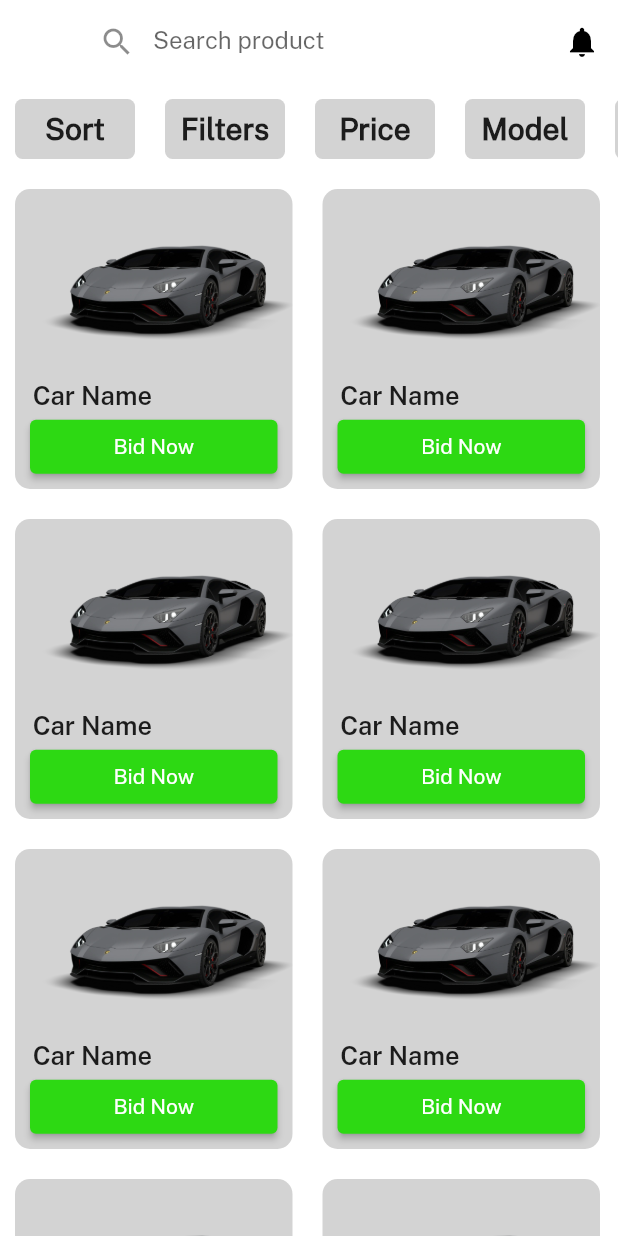
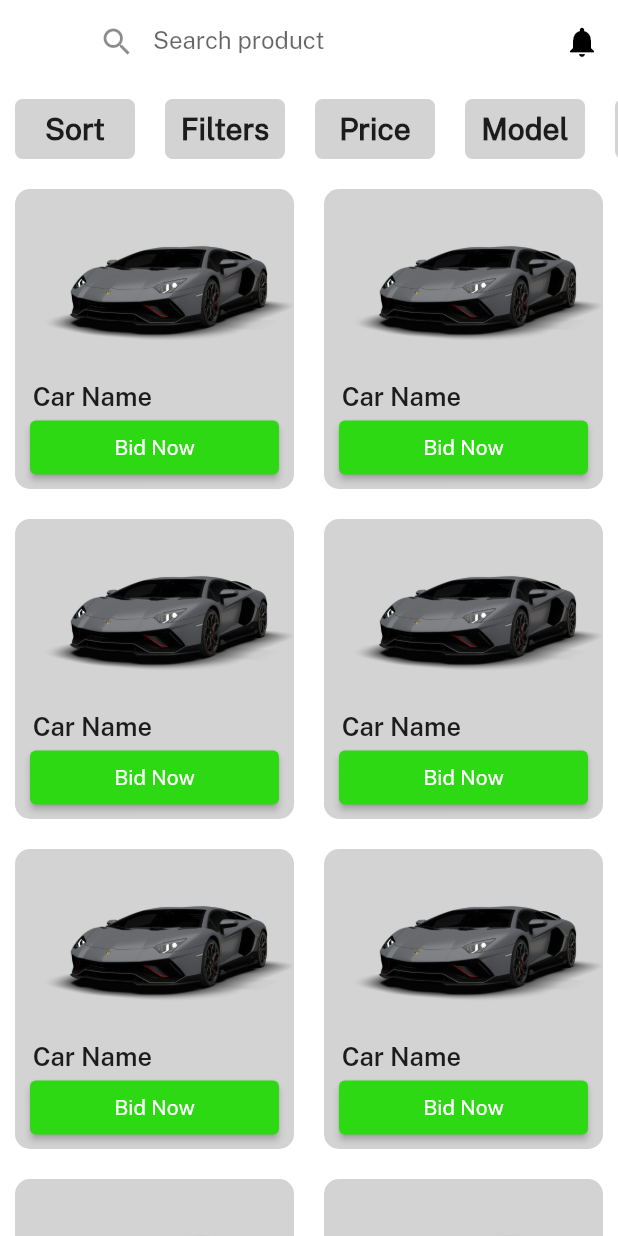
Before and after one commit to AbdullahIqbal10/Carbid_Application_FYP, a Flutter app: the HomeScreen screen opened directly, on a phone screen of 412 x 824 dp. Run offline on Flutter 3.47's test engine with Material 2 defaults, Android fonts, the light colour scheme and no system bars; our stand-ins replace email_validator.

Commit message:
settled alignment issue

```diff
--- a/lib/main.dart
+++ b/lib/main.dart
@@ -29,6 +29,7 @@ class MyApp extends StatelessWidget {
           // is not restarted.
           primarySwatch: Colors.blue,
         ),
+        darkTheme: ThemeData.dark(),
         home: SplashScreen());
   }
 }
--- a/lib/screens/home_screen.dart
+++ b/lib/screens/home_screen.dart
@@ -112,7 +112,8 @@ Widget chips(String text) {
 }
 
 Widget home_tiles() {
-  return Container(
+  return Expanded(
+    child: Container(
         height: 200,
         width: 185,
         margin: EdgeInsets.all(10),
@@ -142,5 +143,6 @@ Widget home_tiles() {
                       ))),
             )
           ],
-      ));
+        )),
+  );
 }
```
Also changed, not shown: pubspec.lock. Lines whose indentation alone changed are shown as unchanged.
